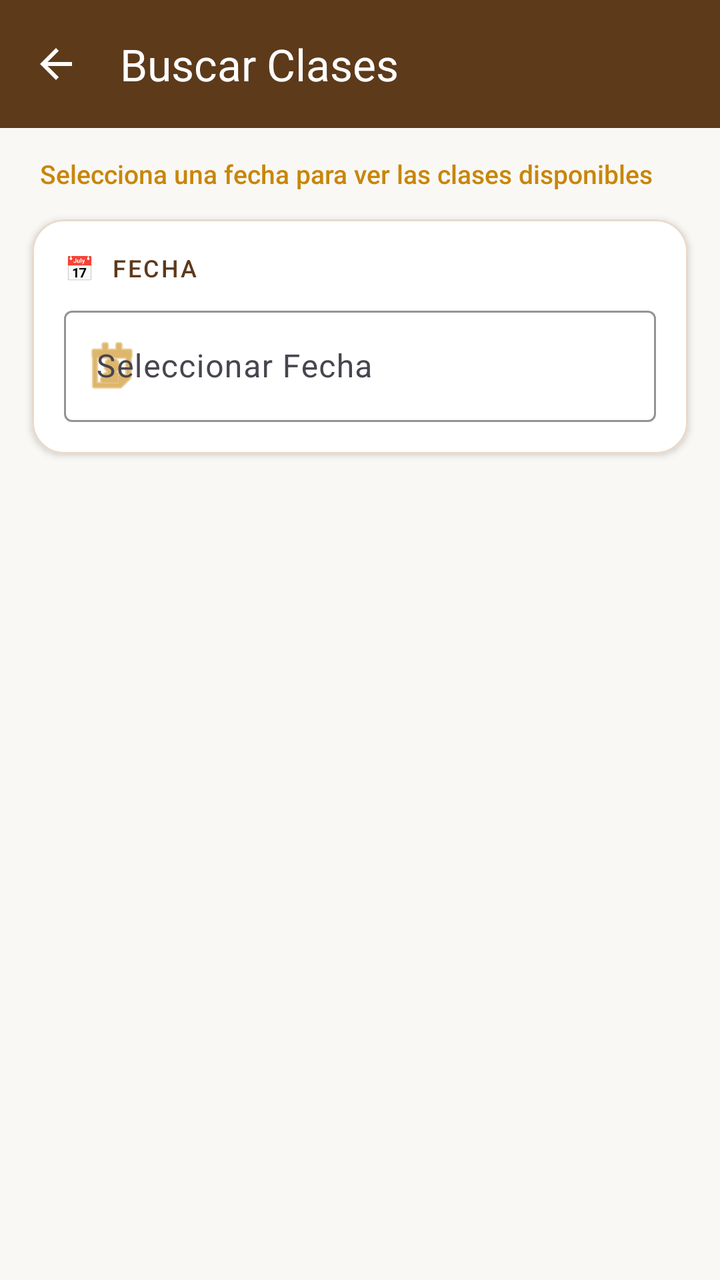
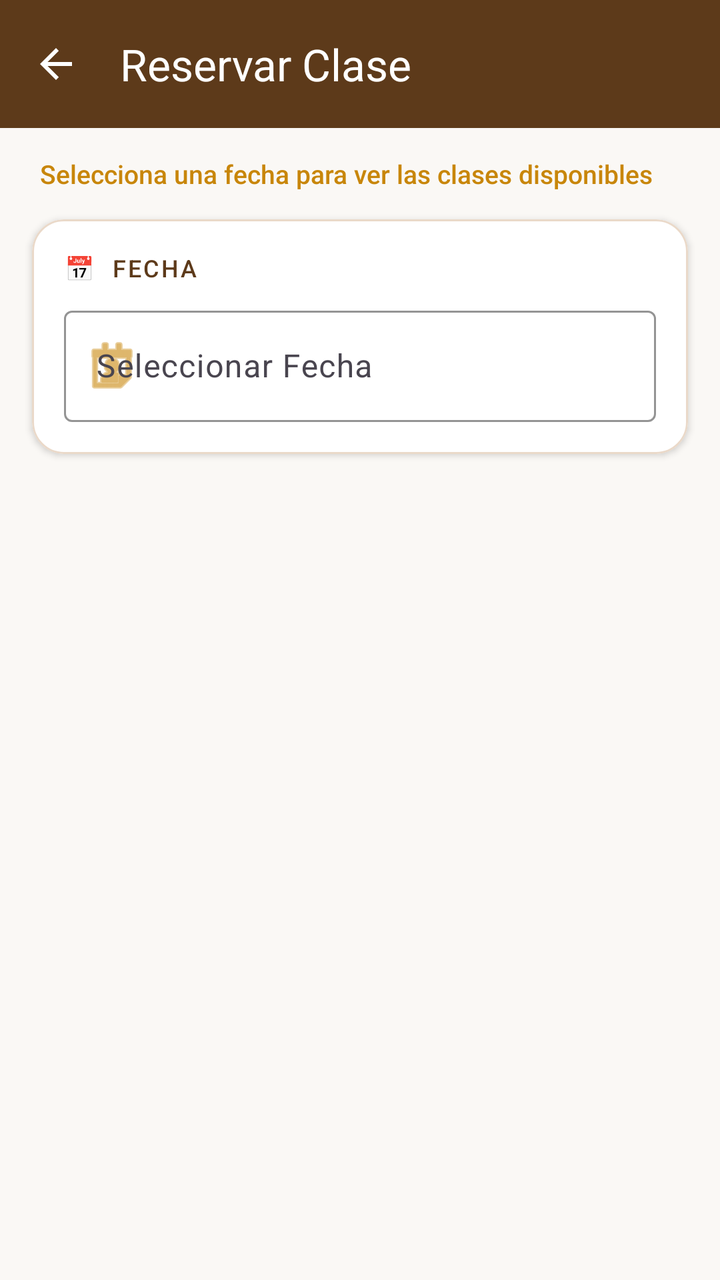

Compare the two renders of this Android layout. The source of the first and the diff that turns it into the second are given below.
<!-- AndroidManifest.xml: application theme Theme.MyHipicAppTFG -->
<!-- res/layout/activity_reserva_clase.xml -->
<?xml version="1.0" encoding="utf-8"?>
<androidx.coordinatorlayout.widget.CoordinatorLayout
    xmlns:android="http://schemas.android.com/apk/res/android"
    xmlns:app="http://schemas.android.com/apk/res-auto"
    xmlns:tools="http://schemas.android.com/tools"
    android:layout_width="match_parent"
    android:layout_height="match_parent"
    android:background="#FAF8F5"> 

    
    <com.google.android.material.appbar.AppBarLayout
        android:layout_width="match_parent"
        android:layout_height="wrap_content"
        app:elevation="4dp"
        app:liftOnScroll="true">

        
        <com.google.android.material.appbar.MaterialToolbar
            android:id="@+id/toolbar"
            android:layout_width="match_parent"
            android:layout_height="?attr/actionBarSize"
            android:background="#5D3A1A"
            app:title="Buscar Clases"
            app:titleTextColor="#FFFFFF"
            app:navigationIcon="?attr/homeAsUpIndicator"
            app:navigationIconTint="#FFFFFF"/>

    </com.google.android.material.appbar.AppBarLayout>

    
    <androidx.core.widget.NestedScrollView
        android:layout_width="match_parent"
        android:layout_height="match_parent"
        app:layout_behavior="@string/appbar_scrolling_view_behavior">

        <LinearLayout
            android:layout_width="match_parent"
            android:layout_height="wrap_content"
            android:orientation="vertical">

            
            <TextView
                android:layout_width="match_parent"
                android:layout_height="wrap_content"
                android:text="Selecciona una fecha para ver las clases disponibles"
                android:textColor="#C8860A"
                android:textSize="13sp"
                android:fontFamily="sans-serif-medium"
                android:paddingHorizontal="20dp"
                android:paddingTop="14dp"
                android:paddingBottom="6dp" />

            
            <com.google.android.material.card.MaterialCardView
                android:layout_width="match_parent"
                android:layout_height="wrap_content"
                android:layout_marginHorizontal="16dp"
                android:layout_marginTop="8dp"
                app:cardCornerRadius="16dp"
                app:cardElevation="2dp"
                app:strokeColor="#EAD9C9"
                app:strokeWidth="1dp"
                app:cardBackgroundColor="#FFFFFF">

                <LinearLayout
                    android:layout_width="match_parent"
                    android:layout_height="wrap_content"
                    android:orientation="vertical"
                    android:padding="16dp">

                    <TextView
                        android:layout_width="wrap_content"
                        android:layout_height="wrap_content"
                        android:text="📅  Fecha"
                        android:textColor="#5D3A1A"
                        android:textSize="12sp"
                        android:fontFamily="sans-serif-medium"
                        android:textAllCaps="true"
                        android:letterSpacing="0.08"
                        android:layout_marginBottom="8dp" />

                    
                    <com.google.android.material.textfield.TextInputLayout
                        style="@style/Widget.Material3.TextInputLayout.OutlinedBox"
                        android:layout_width="match_parent"
                        android:layout_height="wrap_content"
                        android:hint="Seleccionar Fecha"
                        app:boxStrokeColor="#C8860A"
                        app:hintTextColor="#C8860A"
                        app:startIconDrawable="@android:drawable/ic_menu_my_calendar"
                        app:startIconTint="#C8860A">

                        <com.google.android.material.textfield.TextInputEditText
                            android:id="@+id/etFechaFiltro"
                            android:layout_width="match_parent"
                            android:layout_height="wrap_content"
                            android:focusable="false"
                            android:clickable="true"
                            android:inputType="none"
                            android:textColor="#2B1D11" />

                    </com.google.android.material.textfield.TextInputLayout>

                </LinearLayout>

            </com.google.android.material.card.MaterialCardView>

            
            <androidx.recyclerview.widget.RecyclerView
                android:id="@+id/recyclerClases"
                android:layout_width="match_parent"
                android:layout_height="wrap_content"
                android:layout_marginTop="12dp"
                android:clipToPadding="false"
                android:paddingHorizontal="16dp"
                android:paddingBottom="16dp"
                android:nestedScrollingEnabled="false"
                tools:listitem="@layout/item_clase_reserva" />

            
            <LinearLayout
                android:id="@+id/layoutEmpty"
                android:layout_width="match_parent"
                android:layout_height="wrap_content"
                android:gravity="center"
                android:orientation="vertical"
                android:padding="40dp"
                android:visibility="gone">

                <TextView
                    android:layout_width="wrap_content"
                    android:layout_height="wrap_content"
                    android:text="🗓️"
                    android:textSize="48sp"
                    android:layout_marginBottom="16dp" />

                <TextView
                    android:layout_width="wrap_content"
                    android:layout_height="wrap_content"
                    android:text="No hay clases disponibles"
                    android:textAlignment="center"
                    android:textColor="#5D3A1A"
                    android:textSize="16sp"
                    android:fontFamily="sans-serif-medium" />

                <TextView
                    android:layout_width="wrap_content"
                    android:layout_height="wrap_content"
                    android:layout_marginTop="8dp"
                    android:text="Prueba con otro día"
                    android:textAlignment="center"
                    android:textColor="#8A7B6E"
                    android:textSize="14sp"
                    android:fontFamily="sans-serif" />

            </LinearLayout>

        </LinearLayout>

    </androidx.core.widget.NestedScrollView>

</androidx.coordinatorlayout.widget.CoordinatorLayout>
<!-- res/layout/item_clase_reserva.xml (included above) -->
<?xml version="1.0" encoding="utf-8"?>
<com.google.android.material.card.MaterialCardView
    xmlns:android="http://schemas.android.com/apk/res/android"
    xmlns:app="http://schemas.android.com/apk/res-auto"
    android:layout_width="match_parent"
    android:layout_height="wrap_content"
    android:layout_marginBottom="12dp"
    app:cardCornerRadius="16dp"
    app:cardElevation="0dp"
    app:strokeColor="#EAD9C9"
    app:strokeWidth="1dp"
    app:cardBackgroundColor="#FFFFFF">

    <LinearLayout
        android:layout_width="match_parent"
        android:layout_height="wrap_content"
        android:orientation="horizontal"
        android:padding="16dp"
        android:gravity="center_vertical">

        <LinearLayout
            android:layout_width="0dp"
            android:layout_height="wrap_content"
            android:layout_weight="1"
            android:orientation="vertical">

            <TextView
                android:id="@+id/tvDisciplina"
                android:layout_width="wrap_content"
                android:layout_height="wrap_content"
                android:textColor="#C8860A"
                android:textSize="16sp"
                android:fontFamily="sans-serif-medium" />

            <TextView
                android:id="@+id/tvDia"
                android:layout_width="wrap_content"
                android:layout_height="wrap_content"
                android:textColor="#5D3A1A"
                android:textSize="14sp"
                android:fontFamily="sans-serif-medium"
                android:layout_marginTop="2dp" />

            <TextView
                android:id="@+id/tvNivel"
                android:layout_width="wrap_content"
                android:layout_height="wrap_content"
                android:textColor="#8A7B6E"
                android:textSize="12sp"
                android:fontFamily="sans-serif"
                android:layout_marginTop="2dp" />

            <TextView
                android:id="@+id/tvProfesor"
                android:layout_width="wrap_content"
                android:layout_height="wrap_content"
                android:textColor="#8A7B6E"
                android:textSize="12sp"
                android:fontFamily="sans-serif"
                android:layout_marginTop="2dp" />

            <TextView
                android:id="@+id/tvPista"
                android:layout_width="wrap_content"
                android:layout_height="wrap_content"
                android:textColor="#8A7B6E"
                android:textSize="12sp"
                android:fontFamily="sans-serif"
                android:layout_marginTop="2dp" />

            <TextView
                android:id="@+id/tvHora"
                android:layout_width="wrap_content"
                android:layout_height="wrap_content"
                android:textColor="#5D3A1A"
                android:textSize="14sp"
                android:fontFamily="sans-serif-medium"
                android:layout_marginTop="8dp" />
        </LinearLayout>

        <LinearLayout
            android:layout_width="wrap_content"
            android:layout_height="wrap_content"
            android:orientation="vertical"
            android:gravity="end"
            android:paddingStart="12dp">

            <TextView
                android:id="@+id/tvCupo"
                android:layout_width="wrap_content"
                android:layout_height="wrap_content"
                android:textColor="#5D3A1A"
                android:textSize="13sp"
                android:fontFamily="sans-serif-medium"
                android:layout_marginBottom="12dp"
                android:text="Inscritos: 0/10" />

            <com.google.android.material.button.MaterialButton
                android:id="@+id/btnAccion"
                style="@style/Widget.Material3.Button"
                android:layout_width="wrap_content"
                android:layout_height="wrap_content"
                android:backgroundTint="#C8860A"
                android:textColor="#FFFFFF"
                android:textSize="14sp"
                android:fontFamily="sans-serif-medium"
                app:cornerRadius="100dp"
                android:text="Reservar" />
        </LinearLayout>

    </LinearLayout>
</com.google.android.material.card.MaterialCardView>
<!-- resources referenced by this layout -->
<resources>
  <style name="Theme.MyHipicAppTFG" parent="Base.Theme.MyHipicAppTFG" />
  <style name="Base.Theme.MyHipicAppTFG" parent="Theme.Material3.DayNight.NoActionBar">
          
          
      </style>
</resources>

<!-- the commit's change to res/layout/activity_reserva_clase.xml (unified diff, before → after) -->
@@ -20,7 +20,7 @@
             android:layout_width="match_parent"
             android:layout_height="?attr/actionBarSize"
             android:background="#5D3A1A"
-            app:title="Buscar Clases"
+            app:title="Reservar Clase"
             app:titleTextColor="#FFFFFF"
             app:navigationIcon="?attr/homeAsUpIndicator"
             app:navigationIconTint="#FFFFFF"/>
